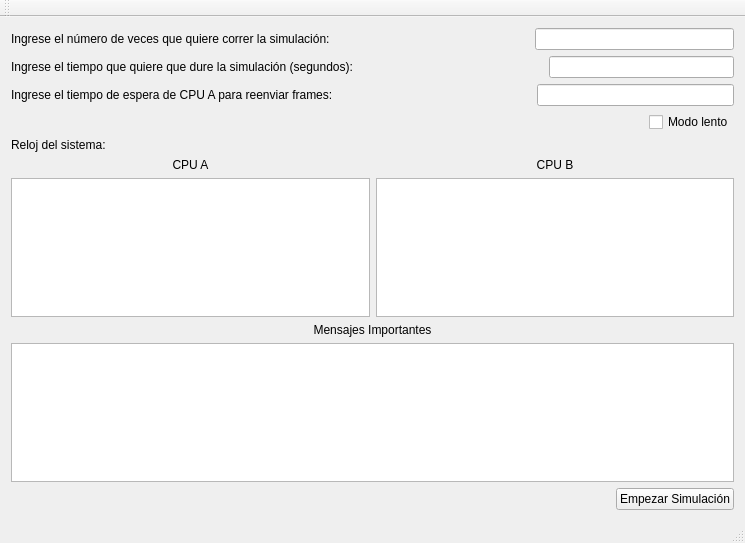
The window that paso_mensajes.ui (fabo49/ImplementacionGoBackN) describes before a commit, drawn with Qt 5.
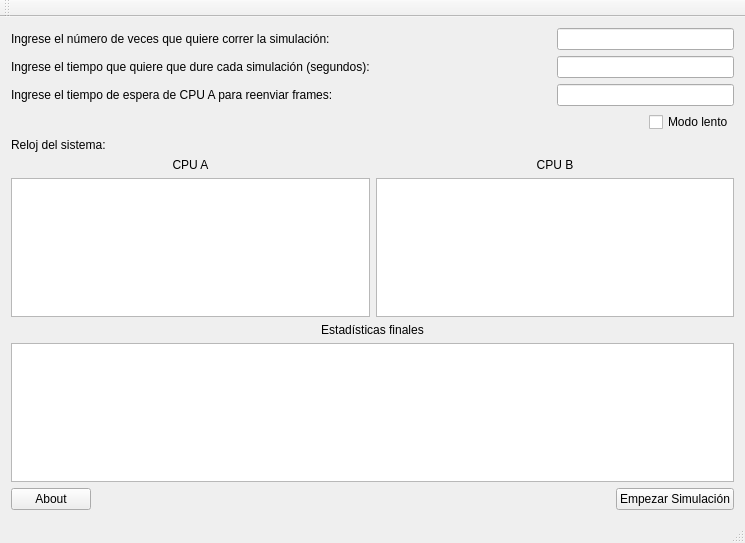
The same window after the commit.

```diff
--- a/paso_mensajes.ui
+++ b/paso_mensajes.ui
@@ -20,7 +20,7 @@
       <item>
        <widget class="QLabel" name="label_3">
         <property name="text">
-         <string>Ingrese el número de veces que quiere correr la simulación:</string>
+         <string>Ingrese el número de veces que quiere correr la simulación:             </string>
         </property>
        </widget>
       </item>
@@ -51,7 +51,7 @@
       <item>
        <widget class="QLabel" name="label_4">
         <property name="text">
-         <string>Ingrese el tiempo que quiere que dure la simulación (segundos): </string>
+         <string>Ingrese el tiempo que quiere que dure cada simulación (segundos): </string>
         </property>
        </widget>
       </item>
@@ -82,7 +82,7 @@
       <item>
        <widget class="QLabel" name="label_5">
         <property name="text">
-         <string>Ingrese el tiempo de espera de CPU A para reenviar frames:</string>
+         <string>Ingrese el tiempo de espera de CPU A para reenviar frames:            </string>
         </property>
        </widget>
       </item>
@@ -197,7 +197,7 @@
       <item>
        <widget class="QLabel" name="label_7">
         <property name="text">
-         <string>Mensajes Importantes</string>
+         <string>Estadísticas finales</string>
         </property>
         <property name="alignment">
          <set>Qt::AlignCenter</set>
@@ -215,6 +215,19 @@
     </item>
     <item>
      <layout class="QHBoxLayout" name="horizontalLayout_2">
+      <item>
+       <widget class="QPushButton" name="btnAbout">
+        <property name="minimumSize">
+         <size>
+          <width>0</width>
+          <height>0</height>
+         </size>
+        </property>
+        <property name="text">
+         <string>About</string>
+        </property>
+       </widget>
+      </item>
       <item>
        <spacer name="horizontalSpacer">
         <property name="orientation">
```
Left out of the diff: 26 changed lines with no effect on the pictures.
